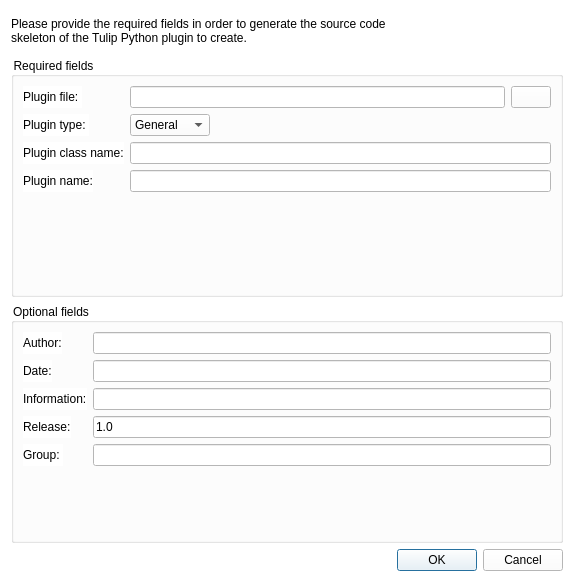
Qt form library/tulip-python/designer/PythonPluginCreationDialog.ui (Tulip-Dev/tulip) before a commit.
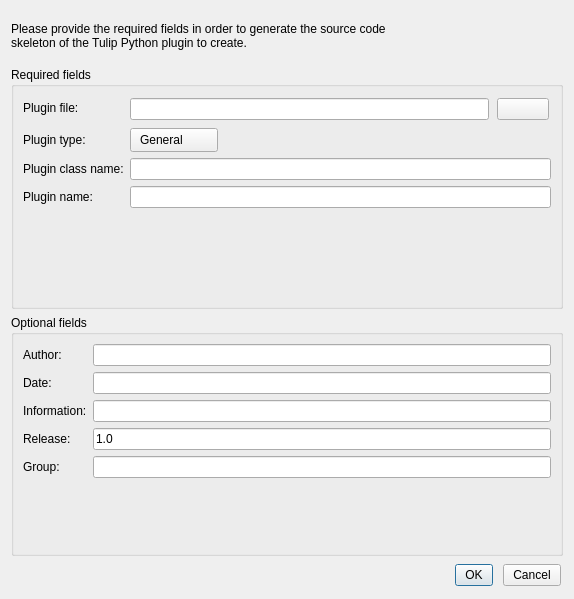
The same form after that commit. Icons and pictures are not drawn.

Commit message: Add a consistent stylesheet with the rest of Tulip Fix top qlabel size

What changed in the file:
```diff
--- a/library/tulip-python/designer/PythonPluginCreationDialog.ui
+++ b/library/tulip-python/designer/PythonPluginCreationDialog.ui
@@ -10,14 +10,70 @@
     <x>0</x>
     <y>0</y>
     <width>574</width>
-    <height>582</height>
+    <height>599</height>
    </rect>
   </property>
   <property name="windowTitle">
    <string>Tulip Python plugin creation</string>
   </property>
   <property name="styleSheet">
-   <string notr="true">background-color:white;</string>
+   <string notr="true">QPushButton, QComboBox {
+border-image: url(:/tulip/gui/ui/btn_26.png) 4;
+border-width: 4;
+padding: 0px 6px;
+font-size: 12px;
+}
+QPushButton::flat {
+border-image: none;
+border-width: 4;
+padding: 0px 6px;
+font-size: 12px;
+background-color: transparent;
+}
+QPushButton, QComboBox, QLabel {
+color: black;
+}
+QPushButton:hover, QComboBox:hover {
+border-image: url(:/tulip/gui/ui/btn_26_hover.png) 4;
+}
+QPushButton:disabled, QComboBox::disabled {
+color:gray;
+}
+QPushButton:pressed{
+border-image: url(:/tulip/gui/ui/btn_26_pressed.png) 4;
+}
+QPushButton::menu-indicator{
+subcontrol-origin: margin;
+subcontrol-position: center right;
+right: 4px;
+}
+QPushButton {
+outline: none;
+margin: 2
+}
+QComboBox::down-arrow {
+image: url(:/tulip/gui/ui/combobox_arrow.png);
+}
+QComboBox:drop-down {
+subcontrol-origin: padding;
+subcontrol-position: top right;
+border-left-style: none; 
+border-top-right-radius: 1px;
+border-bottom-right-radius: 1px;
+}
+#PreferencesDialog {
+background-color: white;
+border: 0px;
+}
+QFrame[ section=&quot;true&quot; ] {
+border-top: 1px solid #D9D9D9;
+padding-top: 20px;
+}
+QFrame[ subsection = &quot;true&quot; ] {
+border-top: 1px solid #D9D9D9;
+padding-top: 5px;
+background-color: #F4F4F4;
+}</string>
   </property>
   <layout class="QVBoxLayout" name="verticalLayout">
    <item>
@@ -25,7 +81,7 @@
      <property name="maximumSize">
       <size>
        <width>16777215</width>
-       <height>40</height>
+       <height>50</height>
       </size>
      </property>
      <property name="text">
```
Left out of the diff: 4 changed lines with no effect on the pictures.
